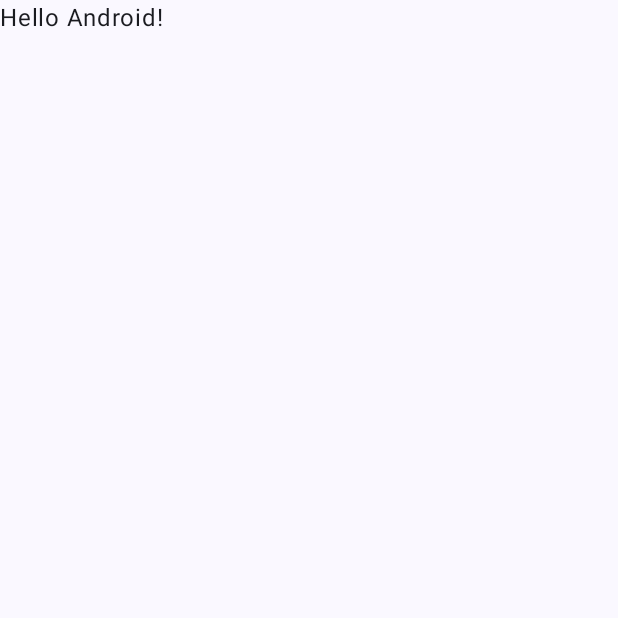
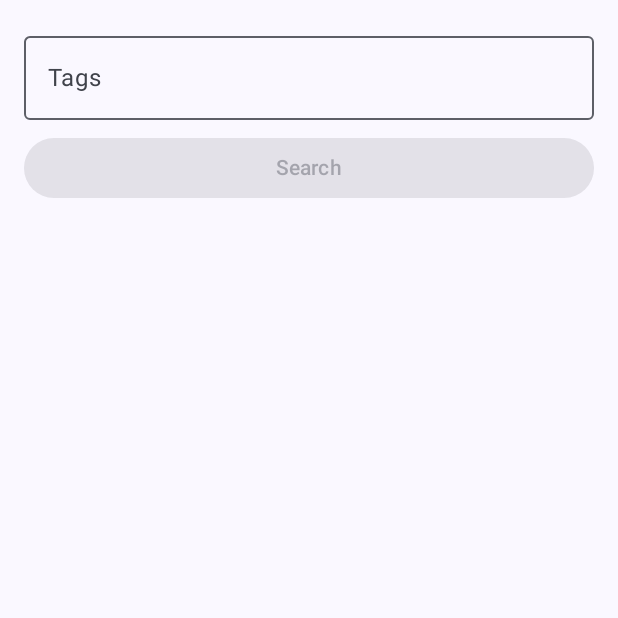
Before and after one commit to Marcin0203/flickrrecruitmenttask, an Android app built with Jetpack Compose: the screen it shows after launch (MainActivity), on a phone screen of 412 x 824 dp, the top half of it. Before the commit the part shown is almost empty. Run offline under Robolectric (Android 15) with nearby library versions, the phone set to English and light mode, and no system bars; our stand-ins replace Dagger/Hilt's generated code; libraries missing offline, so code that uses them is left out: androidx.hilt.lifecycle.

Commit message:
Add MVI architecture base and tag search screen
- Set up Hilt (KSP) and Lifecycle Compose dependencies
- Add BaseViewModel with StateFlow state, SharedFlow actions and event input
- Add search screen with tag input (SearchUiState / SearchEvent / SearchAction)
- Move theme to presentation package
- Raise compileSdk to 37 required by current AndroidX libraries
- Document architecture and decisions in README

```diff
--- a/app/src/main/AndroidManifest.xml
+++ b/app/src/main/AndroidManifest.xml
@@ -3,6 +3,7 @@
     xmlns:tools="http://schemas.android.com/tools">
 
     <application
+        android:name=".FlickrApp"
         android:allowBackup="true"
         android:dataExtractionRules="@xml/data_extraction_rules"
         android:fullBackupContent="@xml/backup_rules"
--- /dev/null
+++ b/app/src/main/java/pl/marcin/malocha/flickrrecruitmenttask/FlickrApp.kt
@@ -0,0 +1,7 @@
+package pl.marcin.malocha.flickrrecruitmenttask
+
+import android.app.Application
+import dagger.hilt.android.HiltAndroidApp
+
+@HiltAndroidApp
+class FlickrApp : Application()
--- a/app/src/main/java/pl/marcin/malocha/flickrrecruitmenttask/MainActivity.kt
+++ b/app/src/main/java/pl/marcin/malocha/flickrrecruitmenttask/MainActivity.kt
@@ -4,44 +4,19 @@ import android.os.Bundle
 import androidx.activity.ComponentActivity
 import androidx.activity.compose.setContent
 import androidx.activity.enableEdgeToEdge
-import androidx.compose.foundation.layout.fillMaxSize
-import androidx.compose.foundation.layout.padding
-import androidx.compose.material3.Scaffold
-import androidx.compose.material3.Text
-import androidx.compose.runtime.Composable
-import androidx.compose.ui.Modifier
-import androidx.compose.ui.tooling.preview.Preview
-import pl.marcin.malocha.flickrrecruitmenttask.ui.theme.FlickrRecruitmentTaskTheme
+import dagger.hilt.android.AndroidEntryPoint
+import pl.marcin.malocha.flickrrecruitmenttask.presentation.search.SearchRoute
+import pl.marcin.malocha.flickrrecruitmenttask.presentation.theme.FlickrRecruitmentTaskTheme
 
+@AndroidEntryPoint
 class MainActivity : ComponentActivity() {
     override fun onCreate(savedInstanceState: Bundle?) {
         super.onCreate(savedInstanceState)
         enableEdgeToEdge()
         setContent {
             FlickrRecruitmentTaskTheme {
-                Scaffold(modifier = Modifier.fillMaxSize()) { innerPadding ->
-                    Greeting(
-                        name = "Android",
-                        modifier = Modifier.padding(innerPadding)
-                    )
-                }
+                SearchRoute()
             }
         }
     }
 }
-
-@Composable
-fun Greeting(name: String, modifier: Modifier = Modifier) {
-    Text(
-        text = "Hello $name!",
-        modifier = modifier
-    )
-}
-
-@Preview(showBackground = true)
-@Composable
-fun GreetingPreview() {
-    FlickrRecruitmentTaskTheme {
-        Greeting("Android")
-    }
-}
--- /dev/null
+++ b/app/src/main/java/pl/marcin/malocha/flickrrecruitmenttask/presentation/base/BaseViewModel.kt
@@ -0,0 +1,41 @@
+package pl.marcin.malocha.flickrrecruitmenttask.presentation.base
+
+import androidx.lifecycle.ViewModel
+import androidx.lifecycle.viewModelScope
+import kotlinx.coroutines.flow.MutableSharedFlow
+import kotlinx.coroutines.flow.MutableStateFlow
+import kotlinx.coroutines.flow.SharedFlow
+import kotlinx.coroutines.flow.StateFlow
+import kotlinx.coroutines.flow.asSharedFlow
+import kotlinx.coroutines.flow.asStateFlow
+import kotlinx.coroutines.flow.update
+import kotlinx.coroutines.launch
+
+/**
+ * Base class for MVI view models.
+ *
+ * - [S] UI state: a data class exposed as [StateFlow], always holds the latest value.
+ * - [E] events: the only input from the view, passed to [onEvent].
+ * - [A] actions: one-off messages for the view (e.g. hide keyboard, navigation) exposed as [SharedFlow] without replay.
+ */
+abstract class BaseViewModel<S, E, A>(initialState: S) : ViewModel() {
+
+    private val _state = MutableStateFlow(initialState)
+    val state: StateFlow<S> = _state.asStateFlow()
+
+    private val _actions = MutableSharedFlow<A>()
+    val actions: SharedFlow<A> = _actions.asSharedFlow()
+
+    abstract fun onEvent(event: E)
+
+    protected val currentState: S
+        get() = _state.value
+
+    protected fun setState(reducer: S.() -> S) {
+        _state.update(reducer)
+    }
+
+    protected fun sendAction(action: A) {
+        viewModelScope.launch { _actions.emit(action) }
+    }
+}
--- /dev/null
+++ b/app/src/main/java/pl/marcin/malocha/flickrrecruitmenttask/presentation/search/SearchContract.kt
@@ -0,0 +1,17 @@
+package pl.marcin.malocha.flickrrecruitmenttask.presentation.search
+
+data class SearchUiState(
+    val query: String = "",
+) {
+    val isSearchEnabled: Boolean
+        get() = query.isNotBlank()
+}
+
+sealed interface SearchEvent {
+    data class QueryChanged(val query: String) : SearchEvent
+    data object SearchClicked : SearchEvent
+}
+
+sealed interface SearchAction {
+    data object HideKeyboard : SearchAction
+}
--- /dev/null
+++ b/app/src/main/java/pl/marcin/malocha/flickrrecruitmenttask/presentation/search/SearchScreen.kt
@@ -0,0 +1,97 @@
+package pl.marcin.malocha.flickrrecruitmenttask.presentation.search
+
+import androidx.compose.foundation.layout.Arrangement
+import androidx.compose.foundation.layout.Column
+import androidx.compose.foundation.layout.fillMaxSize
+import androidx.compose.foundation.layout.fillMaxWidth
+import androidx.compose.foundation.layout.padding
+import androidx.compose.foundation.text.KeyboardActions
+import androidx.compose.foundation.text.KeyboardOptions
+import androidx.compose.material3.Button
+import androidx.compose.material3.OutlinedTextField
+import androidx.compose.material3.Scaffold
+import androidx.compose.material3.Text
+import androidx.compose.runtime.Composable
+import androidx.compose.runtime.LaunchedEffect
+import androidx.compose.runtime.getValue
+import androidx.compose.ui.Modifier
+import androidx.compose.ui.platform.LocalFocusManager
+import androidx.compose.ui.platform.LocalSoftwareKeyboardController
+import androidx.compose.ui.res.stringResource
+import androidx.compose.ui.text.input.ImeAction
+import androidx.compose.ui.tooling.preview.Preview
+import androidx.compose.ui.unit.dp
+import androidx.hilt.lifecycle.viewmodel.compose.hiltViewModel
+import androidx.lifecycle.compose.collectAsStateWithLifecycle
+import pl.marcin.malocha.flickrrecruitmenttask.R
+import pl.marcin.malocha.flickrrecruitmenttask.presentation.theme.FlickrRecruitmentTaskTheme
+
+@Composable
+fun SearchRoute(
+    viewModel: SearchViewModel = hiltViewModel(),
+) {
+    val state by viewModel.state.collectAsStateWithLifecycle()
+    val keyboardController = LocalSoftwareKeyboardController.current
+    val focusManager = LocalFocusManager.current
+
+    LaunchedEffect(viewModel) {
+        viewModel.actions.collect { action ->
+            when (action) {
+                SearchAction.HideKeyboard -> {
+                    keyboardController?.hide()
+                    focusManager.clearFocus()
+                }
+            }
+        }
+    }
+
+    SearchScreen(
+        state = state,
+        onEvent = viewModel::onEvent,
+    )
+}
+
+@Composable
+fun SearchScreen(
+    state: SearchUiState,
+    onEvent: (SearchEvent) -> Unit,
+    modifier: Modifier = Modifier,
+) {
+    Scaffold(modifier = modifier.fillMaxSize()) { innerPadding ->
+        Column(
+            modifier = Modifier
+                .padding(innerPadding)
+                .padding(16.dp),
+            verticalArrangement = Arrangement.spacedBy(8.dp),
+        ) {
+            OutlinedTextField(
+                value = state.query,
+                onValueChange = { onEvent(SearchEvent.QueryChanged(it)) },
+                modifier = Modifier.fillMaxWidth(),
+                label = { Text(stringResource(R.string.search_tags_label)) },
+                placeholder = { Text(stringResource(R.string.search_tags_placeholder)) },
+                singleLine = true,
+                keyboardOptions = KeyboardOptions(imeAction = ImeAction.Search),
+                keyboardActions = KeyboardActions(onSearch = { onEvent(SearchEvent.SearchClicked) }),
+            )
+            Button(
+                onClick = { onEvent(SearchEvent.SearchClicked) },
+                enabled = state.isSearchEnabled,
+                modifier = Modifier.fillMaxWidth(),
+            ) {
+                Text(stringResource(R.string.search_button))
+            }
+        }
+    }
+}
+
+@Preview(showBackground = true)
+@Composable
+private fun SearchScreenPreview() {
+    FlickrRecruitmentTaskTheme {
+        SearchScreen(
+            state = SearchUiState(query = "cat, dog"),
+            onEvent = {},
+        )
+    }
+}
--- /dev/null
+++ b/app/src/main/java/pl/marcin/malocha/flickrrecruitmenttask/presentation/search/SearchViewModel.kt
@@ -0,0 +1,22 @@
+package pl.marcin.malocha.flickrrecruitmenttask.presentation.search
+
+import dagger.hilt.android.lifecycle.HiltViewModel
+import pl.marcin.malocha.flickrrecruitmenttask.presentation.base.BaseViewModel
+import javax.inject.Inject
+
+@HiltViewModel
+class SearchViewModel @Inject constructor() :
+    BaseViewModel<SearchUiState, SearchEvent, SearchAction>(SearchUiState()) {
+
+    override fun onEvent(event: SearchEvent) {
+        when (event) {
+            is SearchEvent.QueryChanged -> setState { copy(query = event.query) }
+            SearchEvent.SearchClicked -> onSearchClicked()
+        }
+    }
+
+    private fun onSearchClicked() {
+        if (!currentState.isSearchEnabled) return
+        sendAction(SearchAction.HideKeyboard)
+    }
+}
--- a/app/src/main/java/pl/marcin/malocha/flickrrecruitmenttask/ui/theme/Color.kt
+++ b/app/src/main/java/pl/marcin/malocha/flickrrecruitmenttask/presentation/theme/Color.kt
@@ -1,4 +1,4 @@
-package pl.marcin.malocha.flickrrecruitmenttask.ui.theme
+package pl.marcin.malocha.flickrrecruitmenttask.presentation.theme
 
 import androidx.compose.ui.graphics.Color
 
--- a/app/src/main/java/pl/marcin/malocha/flickrrecruitmenttask/ui/theme/Theme.kt
+++ b/app/src/main/java/pl/marcin/malocha/flickrrecruitmenttask/presentation/theme/Theme.kt
@@ -1,4 +1,4 @@
-package pl.marcin.malocha.flickrrecruitmenttask.ui.theme
+package pl.marcin.malocha.flickrrecruitmenttask.presentation.theme
 
 import android.app.Activity
 import android.os.Build
--- a/app/src/main/java/pl/marcin/malocha/flickrrecruitmenttask/ui/theme/Type.kt
+++ b/app/src/main/java/pl/marcin/malocha/flickrrecruitmenttask/presentation/theme/Type.kt
@@ -1,4 +1,4 @@
-package pl.marcin.malocha.flickrrecruitmenttask.ui.theme
+package pl.marcin.malocha.flickrrecruitmenttask.presentation.theme
 
 import androidx.compose.material3.Typography
 import androidx.compose.ui.text.TextStyle
--- a/app/src/main/res/values/strings.xml
+++ b/app/src/main/res/values/strings.xml
@@ -1,3 +1,6 @@
 <resources>
     <string name="app_name">Flickr Recruitment Task</string>
+    <string name="search_tags_label">Tags</string>
+    <string name="search_tags_placeholder">e.g. cat, dog</string>
+    <string name="search_button">Search</string>
 </resources>
--- a/build.gradle.kts
+++ b/build.gradle.kts
@@ -2,4 +2,6 @@
 plugins {
     alias(libs.plugins.android.application) apply false
     alias(libs.plugins.kotlin.compose) apply false
+    alias(libs.plugins.ksp) apply false
+    alias(libs.plugins.hilt) apply false
 }
```
Also changed, not shown: app/build.gradle.kts (+8 -3 lines), gradle/libs.versions.toml (+10 -0 lines), 1 other file.
